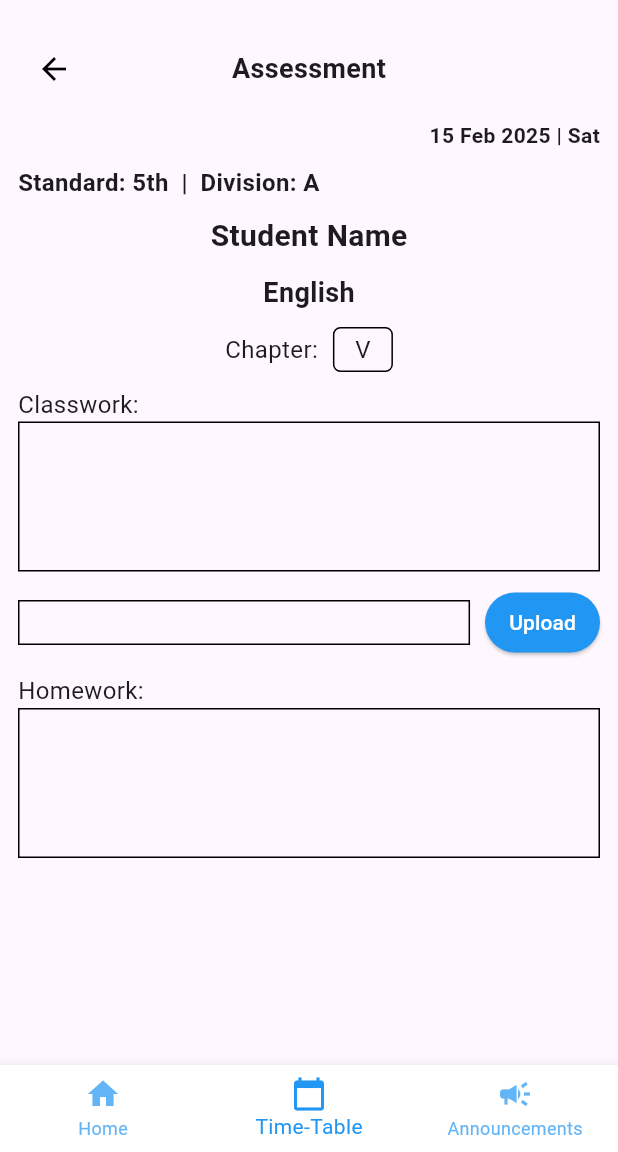
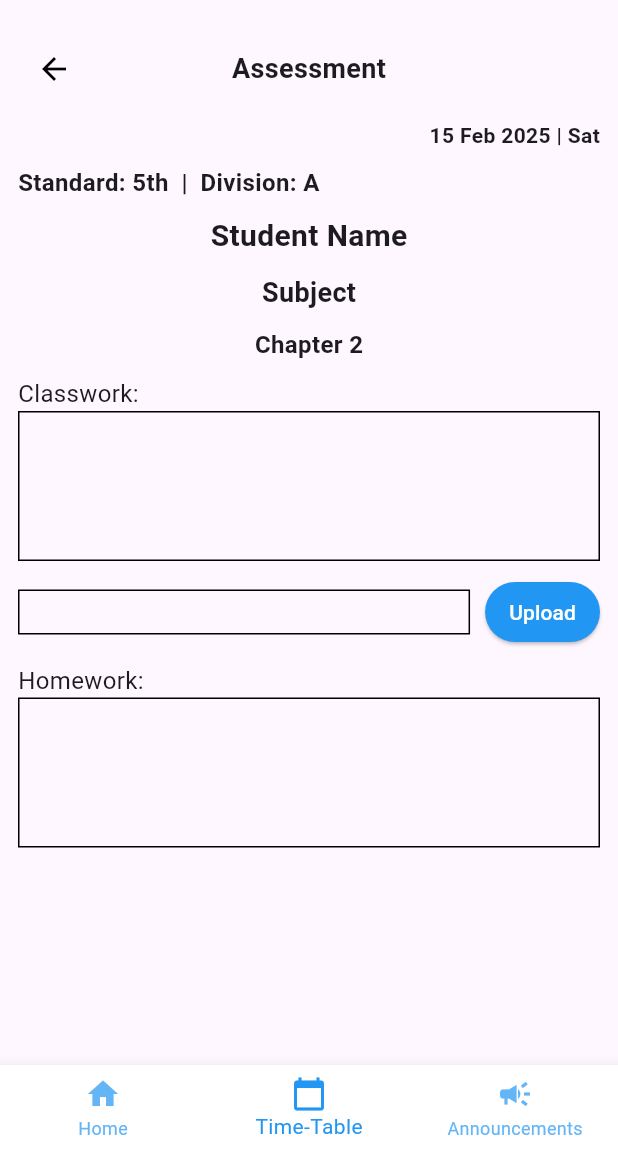
Before and after one commit to iamjatin-g/SSPD-SMS, a Flutter app: the SyllabusDetailsScreen screen opened by its route, scrolled down 426 dp, after a tap on "View Assessment", on a phone screen of 412 x 824 dp, the part 84-1236 px from its top. Run offline on Flutter 3.47's test engine with Material 3 defaults, Android fonts, the phone set to English and light mode, and no system bars; our stand-ins replace pie_chart, table_calendar.

Commit message:
Update: Updated Logic and Functionality for Syllabus Details and Assessment screen

```diff
--- a/Student Portal/lib/routes/app_routes.dart
+++ b/Student Portal/lib/routes/app_routes.dart
@@ -67,7 +67,11 @@ class AppRoutes {
       case profile:
         return MaterialPageRoute(builder: (_) => const ProfileScreen());
       case assessment:
-        return MaterialPageRoute(builder: (_) => const AssessmentScreen());
+        final args = settings.arguments as Map<String, dynamic>?;
+        return MaterialPageRoute(
+          builder: (_) => AssessmentScreen(),
+          settings: RouteSettings(arguments: args), // ✅ Pass subject and chapter
+        );
       case syllabusDetails:
         final args = settings.arguments as Map<String, dynamic>?;
         return MaterialPageRoute(
--- a/Student Portal/lib/screens/assessment_screen.dart
+++ b/Student Portal/lib/screens/assessment_screen.dart
@@ -1,14 +1,19 @@
 import 'package:flutter/material.dart';
 import '../widgets/base_screen.dart';
-import '../widgets/back_button_widget.dart'; // ✅ Import BackButtonWidget
+import '../widgets/back_button_widget.dart';
 
 class AssessmentScreen extends StatelessWidget {
   const AssessmentScreen({super.key});
 
   @override
   Widget build(BuildContext context) {
+    // ✅ Retrieve subject and chapter from arguments
+    final args = ModalRoute.of(context)!.settings.arguments as Map<String, dynamic>?;
+    final String subject = args?['subject'] ?? "Subject";
+    final String chapter = args?['chapter'] ?? "Chapter";
+
     return BaseScreen(
-      selectedIndex: 1, // ✅ No bottom navbar highlight needed
+      selectedIndex: 1,
       child: SafeArea(
         child: Padding(
           padding: const EdgeInsets.all(12.0),
@@ -17,7 +22,7 @@ class AssessmentScreen extends StatelessWidget {
             children: [
               const SizedBox(height: 10),
 
-              // ✅ Back Button & Title (Centered)
+              // ✅ Back Button & Title
               Row(
                 children: const [
                   BackButtonWidget(),
@@ -29,13 +34,13 @@ class AssessmentScreen extends StatelessWidget {
                       ),
                     ),
                   ),
-                  SizedBox(width: 48), // Keeps title centered
+                  SizedBox(width: 48),
                 ],
               ),
 
               const SizedBox(height: 10),
 
-              // ✅ Date Display (Right-aligned)
+              // ✅ Date Display
               const Align(
                 alignment: Alignment.centerRight,
                 child: Text(
@@ -63,34 +68,22 @@ class AssessmentScreen extends StatelessWidget {
 
               const SizedBox(height: 10),
 
-              // ✅ Subject Name (Always English)
-              const Center(
+              // ✅ Dynamic Subject Name
+              Center(
                 child: Text(
-                  "English",
-                  style: TextStyle(fontSize: 18, fontWeight: FontWeight.bold),
+                  subject,
+                  style: const TextStyle(fontSize: 18, fontWeight: FontWeight.bold),
                 ),
               ),
 
               const SizedBox(height: 10),
 
-              // ✅ Chapter Selection
-              Row(
-                mainAxisAlignment: MainAxisAlignment.center,
-                children: [
-                  const Text("Chapter:", style: TextStyle(fontSize: 16)),
-                  const SizedBox(width: 10),
-                  Container(
-                    width: 40,
-                    height: 30,
-                    decoration: BoxDecoration(
-                      border: Border.all(color: Colors.black),
-                      borderRadius: BorderRadius.circular(5),
-                    ),
-                    child: const Center(
-                      child: Text("V", style: TextStyle(fontSize: 16)),
-                    ),
-                  ),
-                ],
+              // ✅ Dynamic Chapter Name
+              Center(
+                child: Text(
+                  chapter,
+                  style: const TextStyle(fontSize: 16, fontWeight: FontWeight.bold),
+                ),
               ),
 
               const SizedBox(height: 10),
--- a/Student Portal/lib/screens/syllabus_details_screen.dart
+++ b/Student Portal/lib/screens/syllabus_details_screen.dart
@@ -69,9 +69,9 @@ class SyllabusDetailsScreen extends StatelessWidget {
             Expanded(
               child: ListView(
                 children: [
-                  _buildChapterList(context, "Chp 1", subject),
-                  _buildChapterList(context, "Chp 2", subject),
-                  _buildChapterList(context, "Chp 3", subject),
+                  _buildChapterList(context, "Chapter 1", subject),
+                  _buildChapterList(context, "Chapter 2", subject),
+                  _buildChapterList(context, "Chapter 3", subject),
                 ],
               ),
             ),
@@ -133,7 +133,14 @@ class SyllabusDetailsScreen extends StatelessWidget {
           ),
           GestureDetector(
             onTap: () {
-              Navigator.pushNamed(context, AppRoutes.assessment);
+              Navigator.pushNamed(
+                context,
+                AppRoutes.assessment,
+                arguments: {
+                  'subject': subject,
+                  'chapter': chapter,
+                },
+              );
             },
             child: const Text(
               "View Assessment",
```
